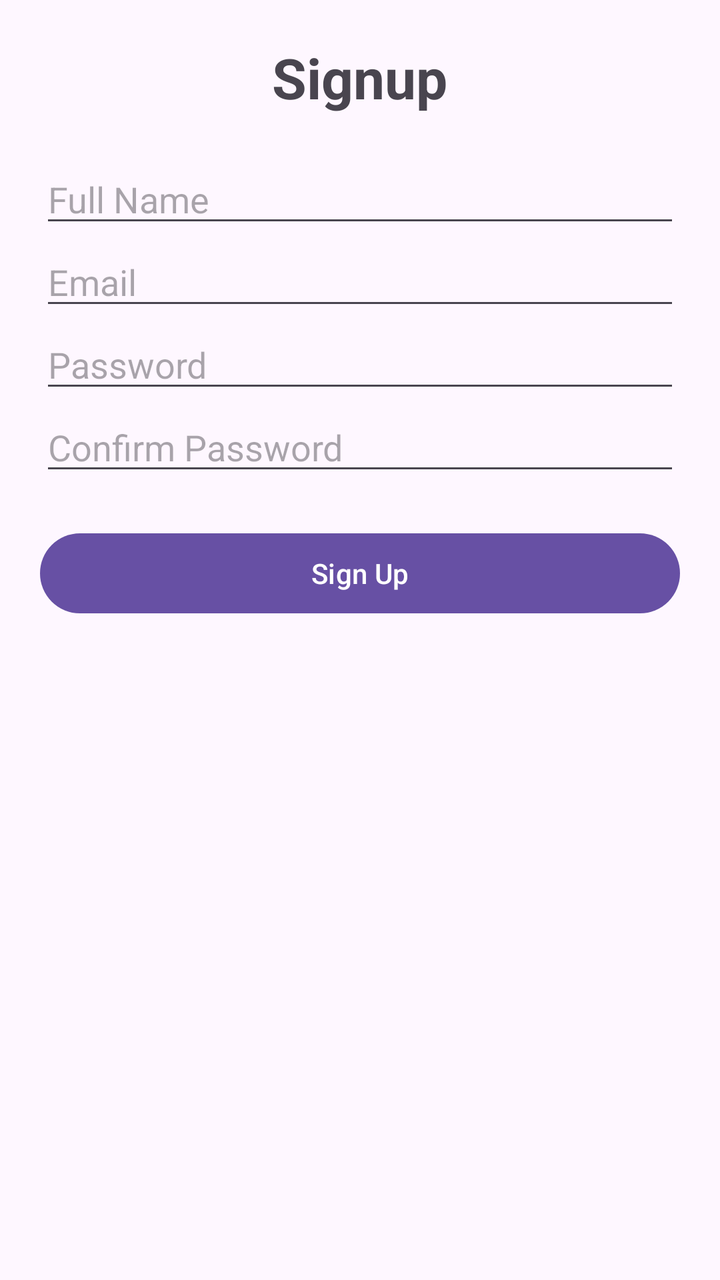
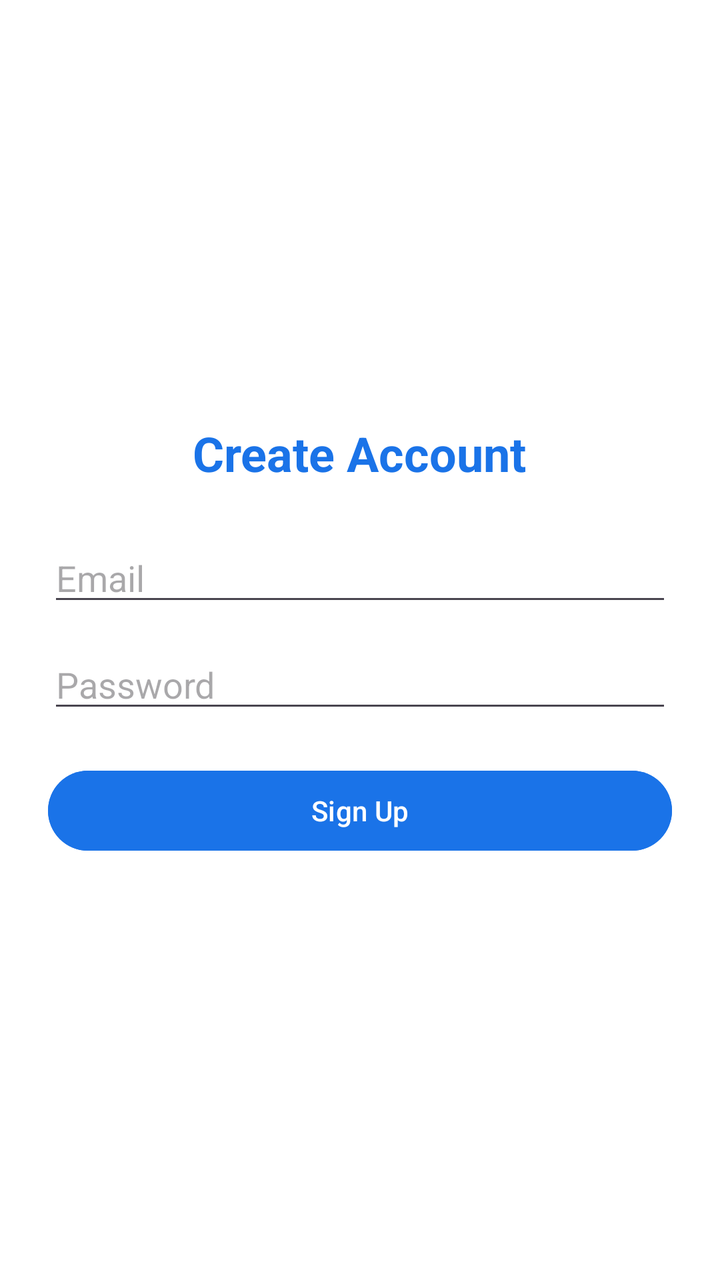

Compare the two renders of this Android layout. The source of the first and the diff that turns it into the second are given below.
<!-- AndroidManifest.xml: application theme Theme.Gpayapp -->
<!-- res/layout/activity_signup.xml -->
<?xml version="1.0" encoding="utf-8"?>
<ScrollView xmlns:android="http://schemas.android.com/apk/res/android"
    android:layout_width="match_parent"
    android:layout_height="match_parent">

    <LinearLayout
        android:orientation="vertical"
        android:padding="20dp"
        android:gravity="center_horizontal"
        android:layout_width="match_parent"
        android:layout_height="wrap_content">

        <TextView
            android:text="Signup"
            android:textSize="28sp"
            android:textStyle="bold"
            android:layout_marginBottom="20dp"
            android:layout_width="wrap_content"
            android:layout_height="wrap_content" />

        <EditText
            android:id="@+id/etName"
            android:hint="Full Name"
            android:layout_width="match_parent"
            android:layout_height="wrap_content" />

        <EditText
            android:id="@+id/etEmail"
            android:hint="Email"
            android:inputType="textEmailAddress"
            android:layout_width="match_parent"
            android:layout_height="wrap_content" />

        <EditText
            android:id="@+id/etPass"
            android:hint="Password"
            android:inputType="textPassword"
            android:layout_width="match_parent"
            android:layout_height="wrap_content" />

        <EditText
            android:id="@+id/etPass2"
            android:hint="Confirm Password"
            android:inputType="textPassword"
            android:layout_width="match_parent"
            android:layout_height="wrap_content" />

        <Button
            android:id="@+id/btnSignup"
            android:text="Sign Up"
            android:layout_marginTop="20dp"
            android:layout_width="match_parent"
            android:layout_height="wrap_content" />
    </LinearLayout>

</ScrollView>
<!-- resources referenced by this layout -->
<resources>
  <style name="Theme.Gpayapp" parent="Base.Theme.Gpayapp" />
  <style name="Base.Theme.Gpayapp" parent="Theme.Material3.DayNight.NoActionBar">
          
          
      </style>
</resources>

<!-- the commit's change to res/layout/activity_signup.xml (unified diff, before → after) -->
@@ -1,56 +1,42 @@
 <?xml version="1.0" encoding="utf-8"?>
-<ScrollView xmlns:android="http://schemas.android.com/apk/res/android"
+<LinearLayout xmlns:android="http://schemas.android.com/apk/res/android"
     android:layout_width="match_parent"
-    android:layout_height="match_parent">
+    android:layout_height="match_parent"
+    android:gravity="center"
+    android:orientation="vertical"
+    android:padding="24dp"
+    android:background="#FFFFFF">
 
-    <LinearLayout
-        android:orientation="vertical"
-        android:padding="20dp"
-        android:gravity="center_horizontal"
+    <TextView
+        android:text="Create Account"
+        android:textSize="24sp"
+        android:textStyle="bold"
+        android:textColor="#1A73E8"
+        android:layout_marginBottom="24dp"
+        android:layout_width="wrap_content"
+        android:layout_height="wrap_content"/>
+
+    <EditText
+        android:id="@+id/etEmail"
+        android:hint="Email"
+        android:inputType="textEmailAddress"
         android:layout_width="match_parent"
-        android:layout_height="wrap_content">
+        android:layout_height="wrap_content"
+        android:layout_marginBottom="12dp"/>
 
-        <TextView
-            android:text="Signup"
-            android:textSize="28sp"
-            android:textStyle="bold"
-            android:layout_marginBottom="20dp"
-            android:layout_width="wrap_content"
-            android:layout_height="wrap_content" />
+    <EditText
+        android:id="@+id/etPassword"
+        android:hint="Password"
+        android:inputType="textPassword"
+        android:layout_width="match_parent"
+        android:layout_height="wrap_content"
+        android:layout_marginBottom="20dp"/>
 
-        <EditText
-            android:id="@+id/etName"
-            android:hint="Full Name"
-            android:layout_width="match_parent"
-            android:layout_height="wrap_content" />
-
-        <EditText
-            android:id="@+id/etEmail"
-            android:hint="Email"
-            android:inputType="textEmailAddress"
-            android:layout_width="match_parent"
-            android:layout_height="wrap_content" />
-
-        <EditText
-            android:id="@+id/etPass"
-            android:hint="Password"
-            android:inputType="textPassword"
-            android:layout_width="match_parent"
-            android:layout_height="wrap_content" />
-
-        <EditText
-            android:id="@+id/etPass2"
-            android:hint="Confirm Password"
-            android:inputType="textPassword"
-            android:layout_width="match_parent"
-            android:layout_height="wrap_content" />
-
-        <Button
-            android:id="@+id/btnSignup"
-            android:text="Sign Up"
-            android:layout_marginTop="20dp"
-            android:layout_width="match_parent"
-            android:layout_height="wrap_content" />
-    </LinearLayout>
-
-</ScrollView>
+    <Button
+        android:id="@+id/btnSignup"
+        android:text="Sign Up"
+        android:layout_width="match_parent"
+        android:layout_height="wrap_content"
+        android:backgroundTint="#1A73E8"
+        android:textColor="@android:color/white"/>
+</LinearLayout>
